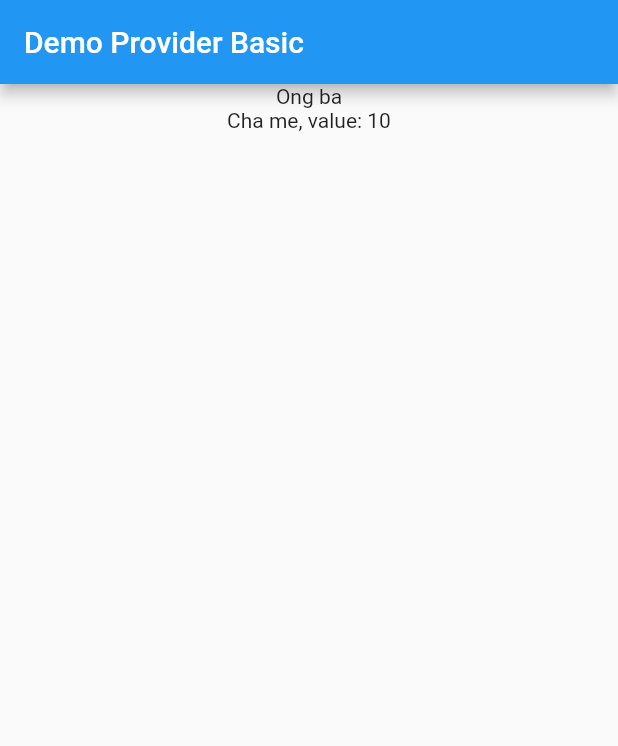
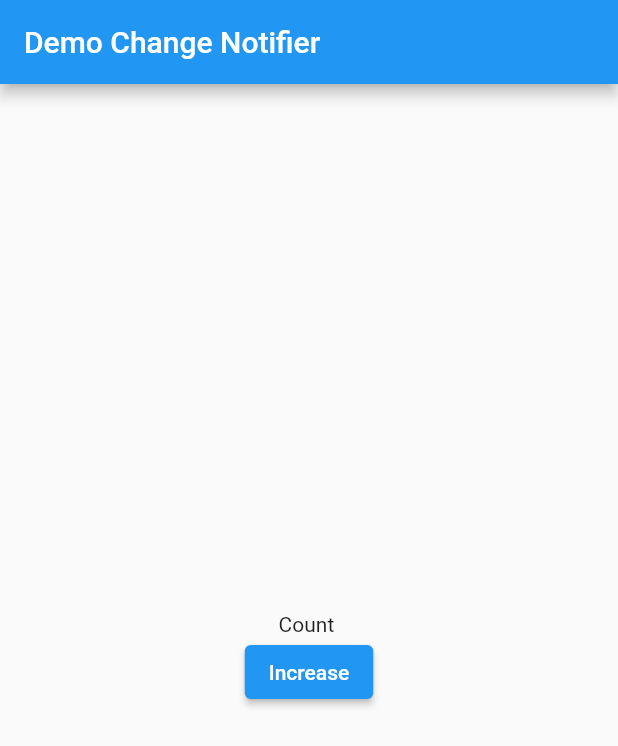
Before and after one commit to phamtanphat/provider_29092022, a Flutter app: the screen it shows after launch, on a phone screen of 412 x 824 dp. Shown: the top 746 px of the screen. Run offline on Flutter 3.47's test engine with Material 2 defaults, Android fonts, the phone set to English and light mode, and no system bars.

Commit message:
setup ui changenotifier

```diff
--- /dev/null
+++ b/lib/demo_change_notifier.dart
@@ -0,0 +1,49 @@
+import 'package:flutter/material.dart';
+class DemoChangeNotifierPage extends StatefulWidget {
+
+  @override
+  State<DemoChangeNotifierPage> createState() => _DemoChangeNotifierPageState();
+}
+
+class _DemoChangeNotifierPageState extends State<DemoChangeNotifierPage> {
+  @override
+  Widget build(BuildContext context) {
+    return Scaffold(
+      appBar: AppBar(
+        title: Text("Demo Change Notifier"),
+      ),
+      body: Container(
+        constraints: BoxConstraints.expand(),
+        child: Center(child: ChangeNotifierContainer()),
+      ),
+    );
+  }
+}
+
+class ChangeNotifierContainer extends StatelessWidget {
+
+  @override
+  Widget build(BuildContext context) {
+    return Column(
+      mainAxisAlignment: MainAxisAlignment.center,
+      children: [
+        Text("Count "),
+        ElevatedButton(
+            onPressed: () {
+
+            },
+            child: Text("Increase")
+        )
+      ],
+    );
+  }
+}
+
+
+class Count {
+  int value = 0;
+
+  void increaseValue() {
+    value += 1;
+  }
+}
--- a/lib/main.dart
+++ b/lib/main.dart
@@ -1,4 +1,5 @@
 import 'package:flutter/material.dart';
+import 'package:provider_29092022/demo_change_notifier.dart';
 import 'package:provider_29092022/demo_provider_basic.dart';
 
 void main() {
@@ -16,7 +17,7 @@ class MyApp extends StatelessWidget {
       theme: ThemeData(
         primarySwatch: Colors.blue,
       ),
-      home: DemoProviderBasicPage(),
+      home: DemoChangeNotifierPage(),
     );
   }
 }
```
